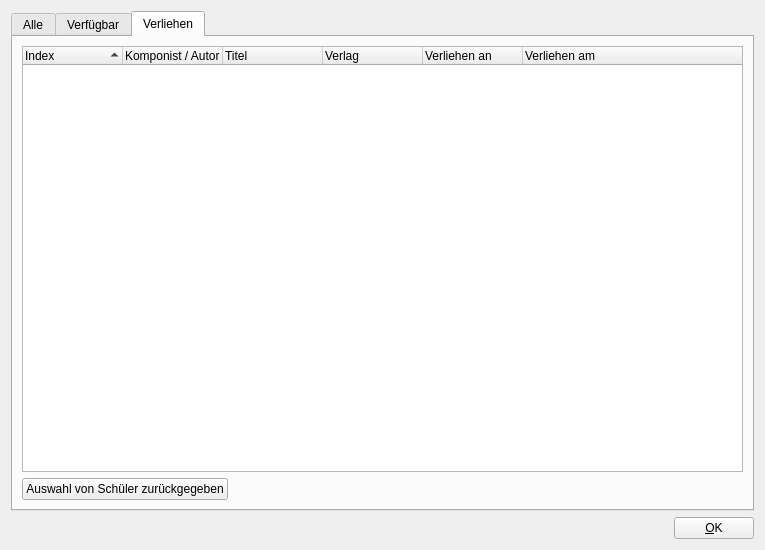
Qt form src/gui/sheetmusiclibrary/sheetmusiclibrary.ui (doitux/qupil) before a commit.
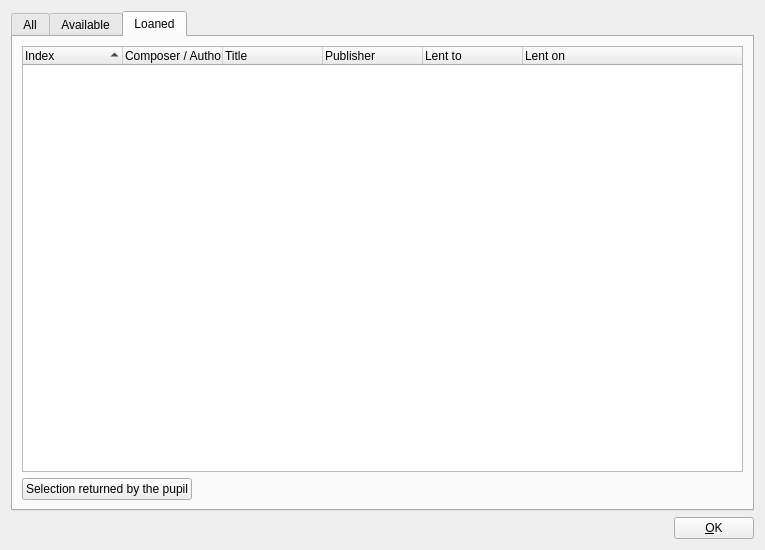
The same form after that commit. The open tabs and pages were chosen to show the change. Icons and pictures are not drawn.

What changed in the file:
```diff
--- a/src/gui/sheetmusiclibrary/sheetmusiclibrary.ui
+++ b/src/gui/sheetmusiclibrary/sheetmusiclibrary.ui
@@ -21,7 +21,7 @@
      </property>
      <widget class="QWidget" name="tab">
       <attribute name="title">
-       <string>Alle</string>
+       <string>All</string>
       </attribute>
       <layout class="QGridLayout" name="gridLayout_2">
        <item row="0" column="0">
@@ -157,7 +157,7 @@
      </widget>
      <widget class="QWidget" name="tab_2">
       <attribute name="title">
-       <string>Verfügbar</string>
+       <string>Available</string>
       </attribute>
       <layout class="QGridLayout" name="gridLayout_4">
        <item row="0" column="0" colspan="4">
@@ -231,7 +231,7 @@
      </widget>
      <widget class="QWidget" name="tab_3">
       <attribute name="title">
-       <string>Verliehen</string>
+       <string>Loaned</string>
       </attribute>
       <layout class="QGridLayout" name="gridLayout_3">
        <item row="0" column="0" colspan="2">
@@ -252,27 +252,27 @@
          </column>
          <column>
           <property name="text">
-           <string>Komponist / Autor</string>
+           <string>Composer / Author</string>
           </property>
          </column>
          <column>
           <property name="text">
-           <string>Titel</string>
+           <string>Title</string>
           </property>
          </column>
          <column>
           <property name="text">
-           <string>Verlag</string>
+           <string>Publisher</string>
           </property>
          </column>
          <column>
           <property name="text">
-           <string>Verliehen an</string>
+           <string>Lent to</string>
           </property>
          </column>
          <column>
           <property name="text">
-           <string>Verliehen am</string>
+           <string>Lent on</string>
           </property>
          </column>
         </widget>
@@ -280,7 +280,7 @@
        <item row="1" column="0">
         <widget class="QPushButton" name="pushButton_sheetBackFromPupil">
          <property name="text">
-          <string>Auswahl von Schüler zurückgegeben</string>
+          <string>Selection returned by the pupil</string>
          </property>
          <property name="icon">
           <iconset resource="../resources/qupil.qrc">
```
Left out of the diff: 18 changed lines with no effect on the pictures.
